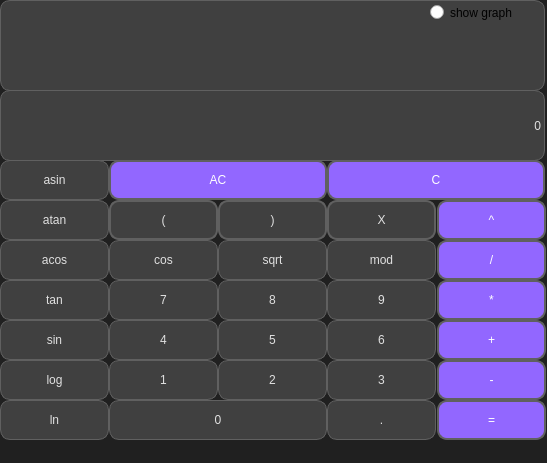
Old version of the form src/view/main_window.ui in the repository harmonic21/calculator_study_project.
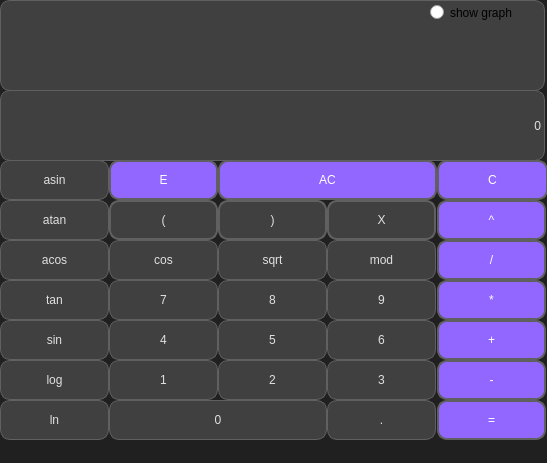
New version of the form.

The edit to the form file:
```diff
--- a/src/view/main_window.ui
+++ b/src/view/main_window.ui
@@ -654,9 +654,9 @@
    <widget class="QPushButton" name="pushButton_del_all">
     <property name="geometry">
      <rect>
-      <x>109</x>
+      <x>218</x>
       <y>160</y>
-      <width>218</width>
+      <width>219</width>
       <height>40</height>
      </rect>
     </property>
@@ -1383,9 +1383,9 @@
    <widget class="QPushButton" name="pushButton_del_symb">
     <property name="geometry">
      <rect>
-      <x>327</x>
+      <x>437</x>
       <y>160</y>
-      <width>218</width>
+      <width>111</width>
       <height>40</height>
      </rect>
     </property>
@@ -1567,6 +1567,40 @@
      <string>show graph</string>
     </property>
    </widget>
+   <widget class="QPushButton" name="pushButton_E">
+    <property name="geometry">
+     <rect>
+      <x>109</x>
+      <y>160</y>
+      <width>109</width>
+      <height>40</height>
+     </rect>
+    </property>
+    <property name="styleSheet">
+     <string notr="true">QPushButton {
+	background: rgb(146, 103, 255);
+	font: 14pt &quot;Arial&quot;;
+	border-bottom-left-radius: 10px;
+	border-bottom-right-radius: 10px;
+	border-top-right-radius: 10px;
+	border-top-left-radius: 10px;
+	color: rgb(255, 255, 255);
+	border: 2px solid rgb(96, 96, 96) ;
+} 
+
+
+QPushButton:pressed {
+	background: rgb(202, 175, 255);
+}
+
+QPushButton:hover {
+	border: 2px solid rgb(41, 255, 248);
+}</string>
+    </property>
+    <property name="text">
+     <string>E</string>
+    </property>
+   </widget>
    <zorder>label_expression</zorder>
    <zorder>pushButton_sum</zorder>
    <zorder>pushButton_del_all</zorder>
```
Left out of the diff: 1 changed line with no effect on the pictures.
